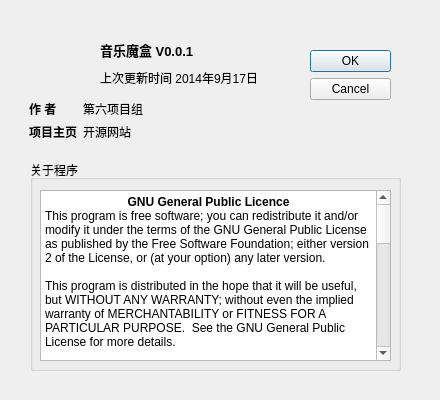
First picture: the form in about.ui, repository angeiv/myMusicPlayer, before the edit.
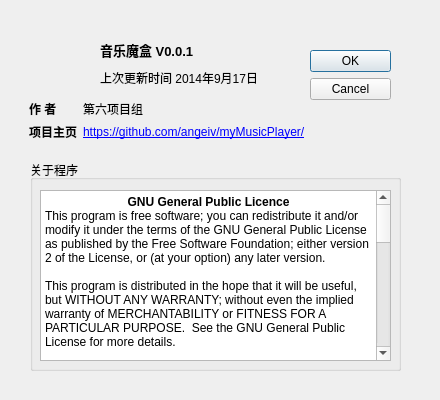
Second picture: the form after the edit. Icons and pictures are not drawn.

Patch:
```diff
--- a/about.ui
+++ b/about.ui
@@ -92,7 +92,7 @@
     <rect>
      <x>29</x>
      <y>100</y>
-     <width>141</width>
+     <width>300</width>
      <height>41</height>
     </rect>
    </property>
@@ -121,7 +121,7 @@
     <item row="1" column="1">
      <widget class="QLabel" name="labelPage">
       <property name="text">
-       <string>开源网站</string>
+       <string>&lt;html&gt;&lt;head/&gt;&lt;body&gt;&lt;p&gt;&lt;a href=&quot;https://github.com/angeiv/myMusicPlayer/&quot;&gt;&lt;span style=&quot; text-decoration: underline; color:#0000ff;&quot;&gt;https://github.com/angeiv/myMusicPlayer/&lt;/span&gt;&lt;/a&gt;&lt;/p&gt;&lt;/body&gt;&lt;/html&gt;</string>
       </property>
      </widget>
     </item>
@@ -164,19 +164,19 @@
 &lt;p align=&quot;center&quot; style=&quot; margin-top:0px; margin-bottom:0px; margin-left:0px; margin-right:0px; -qt-block-indent:0; text-indent:0px;&quot;&gt;&lt;span style=&quot; font-weight:600;&quot;&gt;程序说明&lt;/span&gt;&lt;/p&gt;
 &lt;p style=&quot; margin-top:0px; margin-bottom:0px; margin-left:0px; margin-right:0px; -qt-block-indent:0; text-indent:0px;&quot;&gt;    音乐魔盒（下简称“程序”）的资源均采自网络，仅供学习交流只用，不可用于商业用途，本程序遵循GNU通用公共许可证（GNU General Public License，GPL），所有人均可可以自由地“使用、复制、修改和发布”本程序。&lt;/p&gt;
 &lt;p style=&quot; margin-top:0px; margin-bottom:0px; margin-left:0px; margin-right:0px; -qt-block-indent:0; text-indent:0px;&quot;&gt;    再次感谢网络资源的作者，下面一一列举：&lt;/p&gt;
-&lt;p style=&quot; margin-top:0px; margin-bottom:0px; margin-left:0px; margin-right:0px; -qt-block-indent:0; text-indent:0px;&quot;&gt;站酷（ZCOOL） http://www.zcool.com.cn/ 及上面提供素材的作者&lt;/p&gt;
-&lt;p style=&quot; margin-top:0px; margin-bottom:0px; margin-left:0px; margin-right:0px; -qt-block-indent:0; text-indent:0px;&quot;&gt;百度音乐 http://music.baidu.com/&lt;/p&gt;
-&lt;p style=&quot; margin-top:0px; margin-bottom:0px; margin-left:0px; margin-right:0px; -qt-block-indent:0; text-indent:0px;&quot;&gt;CSDN博客 http://blog.csdn.net/x1135768777/article/details/7459711 作者 猿贷码&lt;/p&gt;
-&lt;p style=&quot; margin-top:0px; margin-bottom:0px; margin-left:0px; margin-right:0px; -qt-block-indent:0; text-indent:0px;&quot;&gt;去除问号按钮 http://x-lu.com/2014/01/qt-learn-lu-code.html&lt;/p&gt;
+&lt;p style=&quot; margin-top:0px; margin-bottom:0px; margin-left:0px; margin-right:0px; -qt-block-indent:0; text-indent:0px;&quot;&gt;站酷（ZCOOL） &lt;a href=&quot;http://www.zcool.com.cn/&quot;&gt;&lt;span style=&quot; text-decoration: underline; color:#0000ff;&quot;&gt;http://www.zcool.com.cn/&lt;/span&gt;&lt;/a&gt; 及上面提供素材的作者&lt;/p&gt;
+&lt;p style=&quot; margin-top:0px; margin-bottom:0px; margin-left:0px; margin-right:0px; -qt-block-indent:0; text-indent:0px;&quot;&gt;百度音乐 &lt;a href=&quot;http://music.baidu.com/&quot;&gt;&lt;span style=&quot; text-decoration: underline; color:#0000ff;&quot;&gt;http://music.baidu.com/&lt;/span&gt;&lt;/a&gt;&lt;/p&gt;
+&lt;p style=&quot; margin-top:0px; margin-bottom:0px; margin-left:0px; margin-right:0px; -qt-block-indent:0; text-indent:0px;&quot;&gt;CSDN博客 &lt;a href=&quot;http://blog.csdn.net/x1135768777/article/details/7459711&quot;&gt;&lt;span style=&quot; text-decoration: underline; color:#0000ff;&quot;&gt;http://blog.csdn.net/x1135768777/article/details/7459711&lt;/span&gt;&lt;/a&gt; 作者 猿贷码&lt;/p&gt;
+&lt;p style=&quot; margin-top:0px; margin-bottom:0px; margin-left:0px; margin-right:0px; -qt-block-indent:0; text-indent:0px;&quot;&gt;去除问号按钮 &lt;a href=&quot;http://x-lu.com/2014/01/qt-learn-lu-code.html&quot;&gt;&lt;span style=&quot; text-decoration: underline; color:#0000ff;&quot;&gt;http://x-lu.com/2014/01/qt-learn-lu-code.html&lt;/span&gt;&lt;/a&gt;&lt;/p&gt;
 &lt;p style=&quot; margin-top:0px; margin-bottom:0px; margin-left:0px; margin-right:0px; -qt-block-indent:0; text-indent:0px;&quot;&gt;作者 xyun 于 2014年1月1日 发表在 未知路博客&lt;/p&gt;
 &lt;p style=&quot;-qt-paragraph-type:empty; margin-top:0px; margin-bottom:0px; margin-left:0px; margin-right:0px; -qt-block-indent:0; text-indent:0px;&quot;&gt;&lt;br /&gt;&lt;/p&gt;
 &lt;p align=&quot;center&quot; style=&quot; margin-top:0px; margin-bottom:0px; margin-left:0px; margin-right:0px; -qt-block-indent:0; text-indent:0px;&quot;&gt;&lt;span style=&quot; font-weight:600;&quot;&gt;作者介绍&lt;/span&gt;&lt;/p&gt;
 &lt;p style=&quot; margin-top:0px; margin-bottom:0px; margin-left:0px; margin-right:0px; -qt-block-indent:0; text-indent:0px;&quot;&gt;    第六项目组成员信息：&lt;/p&gt;
-&lt;p style=&quot; margin-top:0px; margin-bottom:0px; margin-left:0px; margin-right:0px; -qt-block-indent:0; text-indent:0px;&quot;&gt;            组长：张幸&lt;/p&gt;
+&lt;p style=&quot; margin-top:0px; margin-bottom:0px; margin-left:0px; margin-right:0px; -qt-block-indent:0; text-indent:0px;&quot;&gt;            组长：张幸(主页 &lt;a href=&quot;http://zhangxing.tk/blog&quot;&gt;&lt;span style=&quot; text-decoration: underline; color:#0000ff;&quot;&gt;http://zhangxing.tk/blog&lt;/span&gt;&lt;/a&gt;)&lt;/p&gt;
 &lt;p style=&quot; margin-top:0px; margin-bottom:0px; margin-left:0px; margin-right:0px; -qt-block-indent:0; text-indent:0px;&quot;&gt;            成员：常树森  杨少婷  徐铭  毕景奎&lt;/p&gt;
 &lt;p style=&quot;-qt-paragraph-type:empty; margin-top:0px; margin-bottom:0px; margin-left:0px; margin-right:0px; -qt-block-indent:0; text-indent:0px;&quot;&gt;&lt;br /&gt;&lt;/p&gt;
 &lt;p align=&quot;center&quot; style=&quot; margin-top:0px; margin-bottom:0px; margin-left:0px; margin-right:0px; -qt-block-indent:0; text-indent:0px;&quot;&gt;&lt;span style=&quot; font-weight:600;&quot;&gt;项目主页&lt;/span&gt;&lt;/p&gt;
-&lt;p style=&quot; margin-top:0px; margin-bottom:0px; margin-left:0px; margin-right:0px; -qt-block-indent:0; text-indent:0px;&quot;&gt;    程序代码托管在开源代码托管网站GitHub上，地址：&lt;/p&gt;&lt;/body&gt;&lt;/html&gt;</string>
+&lt;p style=&quot; margin-top:0px; margin-bottom:0px; margin-left:0px; margin-right:0px; -qt-block-indent:0; text-indent:0px;&quot;&gt;    程序代码托管在开源代码托管网站GitHub上，地址：&lt;a href=&quot;https://github.com/angeiv/myMusicPlayer/&quot;&gt;&lt;span style=&quot; text-decoration: underline; color:#0000ff;&quot;&gt;https://github.com/angeiv/myMusicPlayer/&lt;/span&gt;&lt;/a&gt;&lt;/p&gt;&lt;/body&gt;&lt;/html&gt;</string>
    </property>
   </widget>
  </widget>
```
